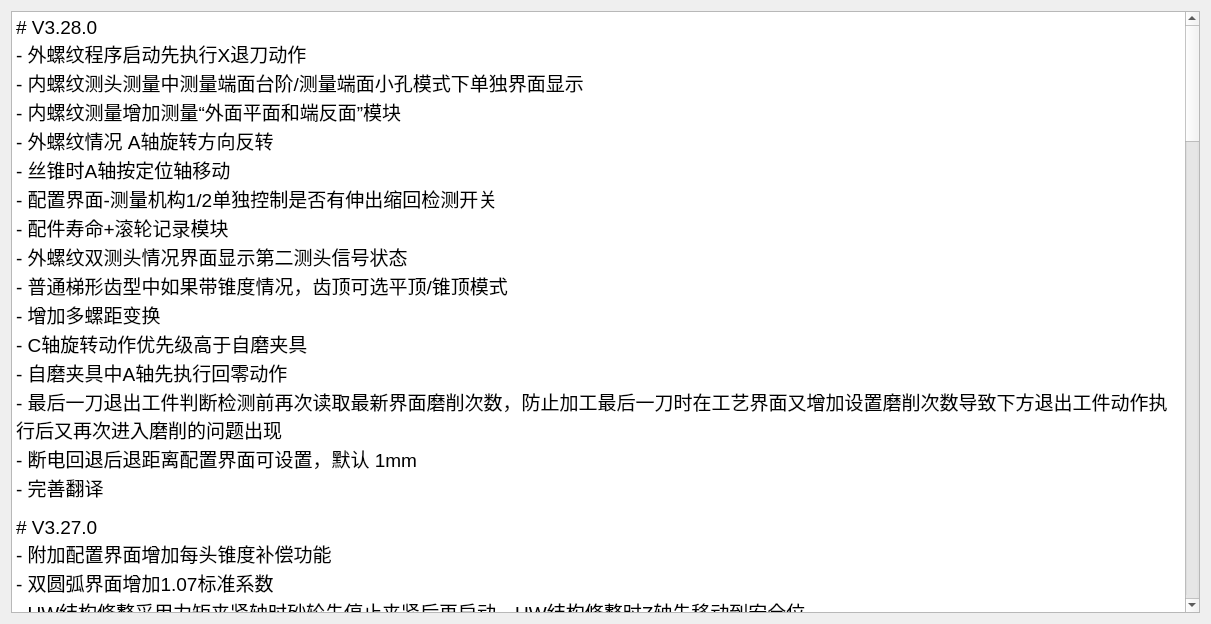
Above: history.ui from nie11kun/HorizonJuicerCreator before the change. Below: the same form after it.
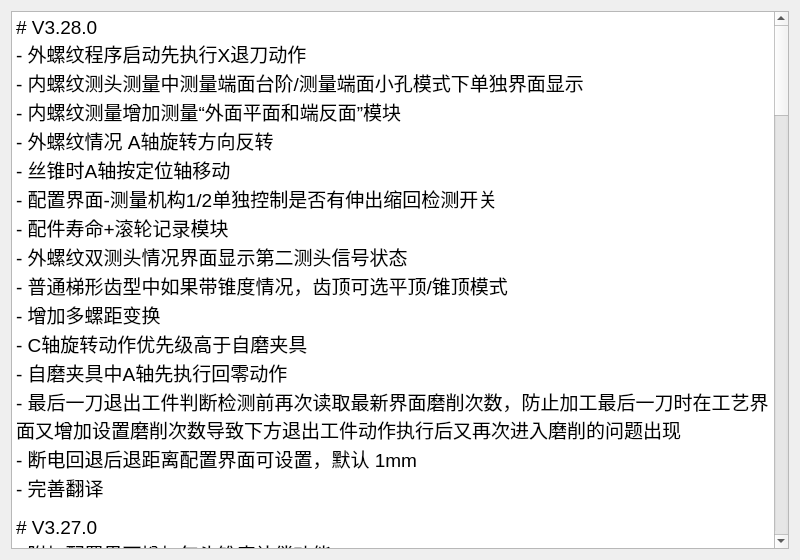
That is the form after the change.

The edit to the form file:
```diff
--- a/history.ui
+++ b/history.ui
@@ -6,8 +6,8 @@
    <rect>
     <x>0</x>
     <y>0</y>
-    <width>1211</width>
-    <height>624</height>
+    <width>800</width>
+    <height>560</height>
    </rect>
   </property>
   <property name="windowTitle">
```
